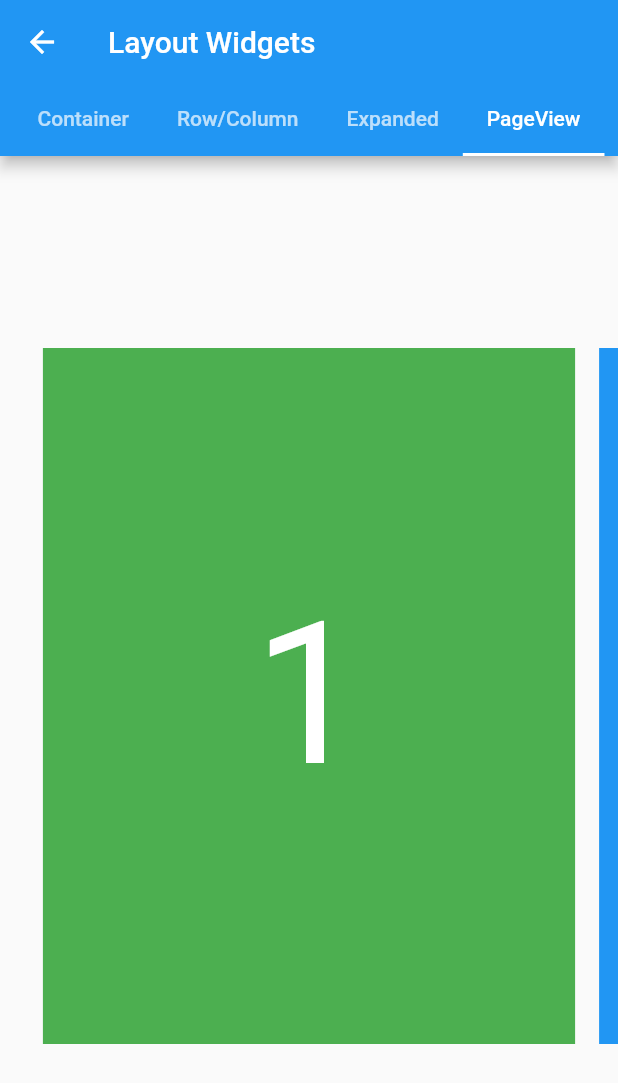
After one commit to hezhii/flutter_demos, a Flutter app: the LayoutWidgets screen opened directly, tab 4 chosen, on a phone screen of 412 x 824 dp. The commit adds this screen. Shown: the top 1083 px of the screen. Run offline on Flutter 3.47's test engine with Material 2 defaults, Android fonts, the phone set to English and light mode, and no system bars.

Commit message:
Layout widgets: PageView

```diff
--- a/lib/demos/layouts/layout_widgets.dart
+++ b/lib/demos/layouts/layout_widgets.dart
@@ -3,6 +3,7 @@ import 'package:flutter/material.dart';
 import 'container.dart';
 import 'row_column.dart';
 import 'expanded_demo.dart';
+import 'page_view_demo.dart';
 
 class LayoutWidgets extends StatelessWidget {
   @override
@@ -42,4 +43,5 @@ List<LayoutWidgetDemo> demos = <LayoutWidgetDemo>[
   new LayoutWidgetDemo(name: 'Container', widget: new ContainerDemo()),
   new LayoutWidgetDemo(name: 'Row/Column', widget: new RowColumn()),
   new LayoutWidgetDemo(name: 'Expanded', widget: new ExpandedDemo()),
+  new LayoutWidgetDemo(name: 'PageView', widget: new PageViewDemo()),
 ];
--- /dev/null
+++ b/lib/demos/layouts/page_view_demo.dart
@@ -0,0 +1,37 @@
+import 'package:flutter/material.dart';
+
+class PageViewDemo extends StatelessWidget {
+  Widget _buildPage({int index, Color color}) {
+    return Padding(
+      padding: const EdgeInsets.all(8.0),
+      child: Container(
+        alignment: AlignmentDirectional.center,
+        color: color,
+        child: Text(
+          '$index',
+          style: TextStyle(fontSize: 132.0, color: Colors.white),
+        ),
+      ),
+    );
+  }
+
+  @override
+  Widget build(BuildContext context) {
+    return Container(
+      padding: EdgeInsets.symmetric(
+        vertical: 120.0,
+      ),
+      child: PageView(
+        controller: PageController(
+          viewportFraction: 0.9,
+        ),
+        children: [
+          _buildPage(index: 1, color: Colors.green),
+          _buildPage(index: 2, color: Colors.blue),
+          _buildPage(index: 3, color: Colors.indigo),
+          _buildPage(index: 4, color: Colors.red),
+        ],
+      ),
+    );
+  }
+}
```
